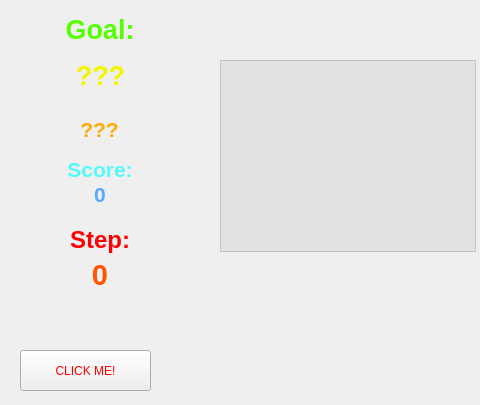
F74036344/candyCrush, file gamewindow.ui: the form before one commit; both pictures show x 0 to 480 and y 0 to 405 of the 800 by 600 pixel window.
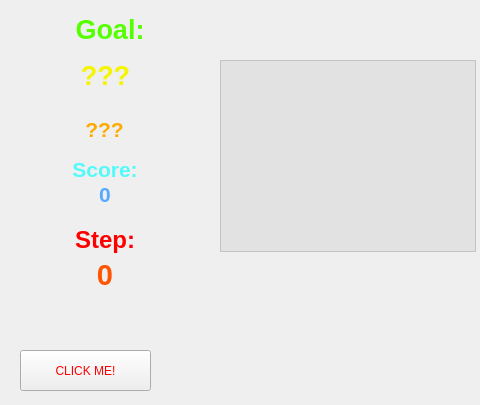
The form after the commit. Icons and pictures are not drawn.

Diff of the .ui file:
```diff
--- a/gamewindow.ui
+++ b/gamewindow.ui
@@ -59,7 +59,7 @@
   <widget class="QLabel" name="label_scoreText">
    <property name="geometry">
     <rect>
-     <x>50</x>
+     <x>55</x>
      <y>150</y>
      <width>100</width>
      <height>40</height>
@@ -80,7 +80,7 @@
   <widget class="QLabel" name="label_scoreValue">
    <property name="geometry">
     <rect>
-     <x>50</x>
+     <x>55</x>
      <y>175</y>
      <width>100</width>
      <height>40</height>
@@ -104,7 +104,7 @@
   <widget class="QLabel" name="label_goalText">
    <property name="geometry">
     <rect>
-     <x>50</x>
+     <x>60</x>
      <y>10</y>
      <width>100</width>
      <height>40</height>
@@ -125,9 +125,9 @@
   <widget class="QLabel" name="label_goalValue">
    <property name="geometry">
     <rect>
-     <x>9</x>
+     <x>-1</x>
      <y>110</y>
-     <width>181</width>
+     <width>211</width>
      <height>40</height>
     </rect>
    </property>
@@ -149,7 +149,7 @@
   <widget class="QLabel" name="label_stepText">
    <property name="geometry">
     <rect>
-     <x>50</x>
+     <x>55</x>
      <y>220</y>
      <width>100</width>
      <height>40</height>
@@ -170,7 +170,7 @@
   <widget class="QLabel" name="label_stepValue">
    <property name="geometry">
     <rect>
-     <x>50</x>
+     <x>55</x>
      <y>255</y>
      <width>100</width>
      <height>40</height>
@@ -194,7 +194,7 @@
   <widget class="QLabel" name="label_goalStatement">
    <property name="geometry">
     <rect>
-     <x>70</x>
+     <x>75</x>
      <y>50</y>
      <width>61</width>
      <height>51</height>
```
